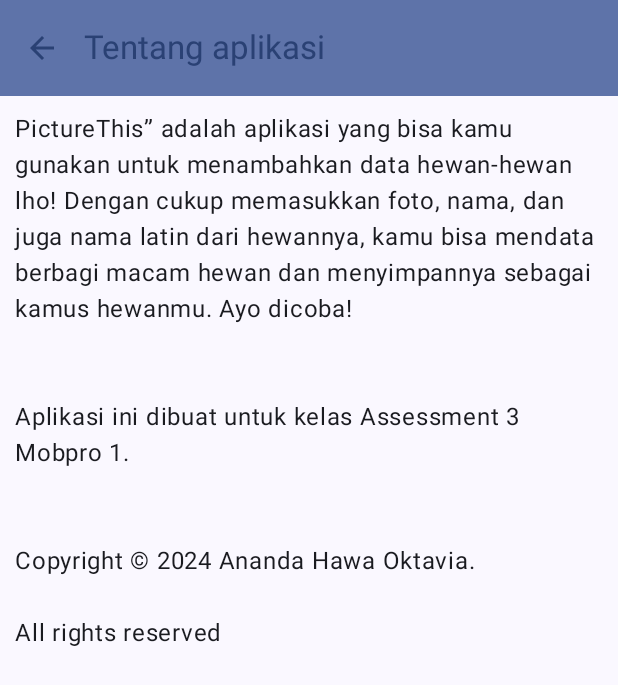
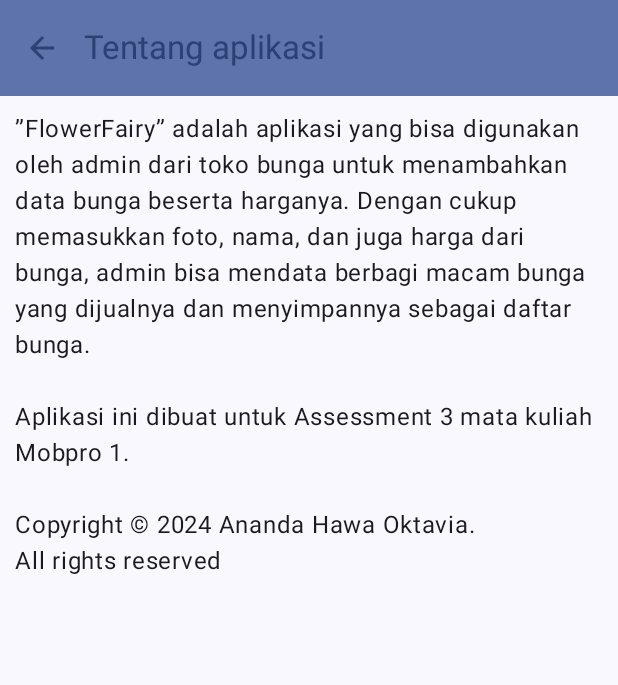
Before and after one commit to anandahawa/MobproAses3, an Android app built with Jetpack Compose: the screen it shows after launch (MainActivity), after a tap on "Tentang aplikasi", on a phone screen of 412 x 824 dp. Shown: the top 685 px of the screen. Run offline under Robolectric (Android 15) with nearby library versions, the phone set to English and light mode, and no system bars; libraries missing offline, so code that uses them is left out: com.canhub.cropper; pictures from the network do not load; 2 statements that could not run were skipped; 1 other tap on this screen came first.

Commit message:
asesmen 3 revisi

```diff
--- a/app/src/main/java/com/example/assessment3/navigation/NavGraph.kt
+++ b/app/src/main/java/com/example/assessment3/navigation/NavGraph.kt
@@ -5,8 +5,6 @@ import androidx.navigation.NavHostController
 import androidx.navigation.compose.NavHost
 import androidx.navigation.compose.composable
 import androidx.navigation.compose.rememberNavController
-import com.example.assessment3.model.Hewan
-import com.example.assessment3.ui.screen.AboutAnimal
 import com.example.assessment3.ui.screen.AboutScreen
 import com.example.assessment3.ui.screen.MainScreen
 
--- a/app/src/main/java/com/example/assessment3/network/HewanApiService.kt
+++ b/app/src/main/java/com/example/assessment3/network/BungaApiService.kt
@@ -1,6 +1,6 @@
 package com.example.assessment3.network
 
-import com.example.assessment3.model.Hewan
+import com.example.assessment3.model.Bunga
 import com.example.assessment3.model.OpStatus
 import com.squareup.moshi.Moshi
 import com.squareup.moshi.kotlin.reflect.KotlinJsonAdapterFactory
@@ -10,13 +10,12 @@ import retrofit2.Retrofit
 import retrofit2.converter.moshi.MoshiConverterFactory
 import retrofit2.http.DELETE
 import retrofit2.http.GET
-import retrofit2.http.Header
 import retrofit2.http.Multipart
 import retrofit2.http.POST
 import retrofit2.http.Part
 import retrofit2.http.Query
 
-private const val BASE_URL = "https://gh.d3ifcool.org/"
+private const val BASE_URL = "https://api.hawa.my.id/"
 
 private val moshi = Moshi.Builder()
     .add(KotlinJsonAdapterFactory())
@@ -27,35 +26,35 @@ private val retrofit = Retrofit.Builder()
     .baseUrl(BASE_URL)
     .build()
 
-interface HewanApiService {
-    @GET("hewan.php")
-    suspend fun getHewan(
-        @Header("Authorization") userId: String
-    ): List<Hewan>
+interface BungaApiService {
+    @GET("json.php")
+    suspend fun getBunga(
+        @Query("auth") userId: String
+    ): List<Bunga>
 
     @Multipart
-    @POST("hewan.php")
-    suspend fun postHewan(
-        @Header("Authorization") userId: String,
+    @POST("json.php")
+    suspend fun postBunga(
+        @Part("auth") userId: String,
         @Part("nama") nama: RequestBody,
-        @Part("namaLatin") namaLatin: RequestBody,
+        @Part("harga") harga: RequestBody,
         @Part image: MultipartBody.Part
     ): OpStatus
 
-    @DELETE("hewan.php")
-    suspend fun deleteHewan(
-        @Header("Authorization") userId: String,
+    @DELETE("json.php")
+    suspend fun deleteBunga(
+        @Query("auth") userId: String,
         @Query("id") id: String
     ): OpStatus
 }
 
-object HewanApi {
-    val service: HewanApiService by lazy {
-        retrofit.create(HewanApiService::class.java)
+object BungaApi {
+    val service: BungaApiService by lazy {
+        retrofit.create(BungaApiService::class.java)
     }
 
-    fun getHewanUrl(imageId: String): String {
-        return "${BASE_URL}image.php?id=$imageId"
+    fun getBungaUrl(imageId: String): String {
+        return "$BASE_URL$imageId"
     }
 }
 
--- a/app/src/main/java/com/example/assessment3/ui/screen/MainViewModel.kt
+++ b/app/src/main/java/com/example/assessment3/ui/screen/MainViewModel.kt
@@ -11,14 +11,14 @@ import kotlinx.coroutines.launch
 import okhttp3.MediaType.Companion.toMediaTypeOrNull
 import okhttp3.MultipartBody
 import okhttp3.RequestBody.Companion.toRequestBody
-import com.example.assessment3.model.Hewan
+import com.example.assessment3.model.Bunga
 import com.example.assessment3.network.ApiStatus
-import com.example.assessment3.network.HewanApi
+import com.example.assessment3.network.BungaApi
 import java.io.ByteArrayOutputStream
 
 class MainViewModel : ViewModel() {
 
-    var data = mutableStateOf(emptyList<Hewan>())
+    var data = mutableStateOf(emptyList<Bunga>())
         private set
 
     var status = MutableStateFlow(ApiStatus.LOADING)
@@ -31,7 +31,7 @@ class MainViewModel : ViewModel() {
         viewModelScope.launch(Dispatchers.IO) {
             status.value = ApiStatus.LOADING
             try {
-                data.value = HewanApi.service.getHewan(userId)
+                data.value = BungaApi.service.getBunga(userId)
                 status.value = ApiStatus.SUCCESS
             } catch (e: Exception) {
                 Log.d("MainViewModel", "Failure: ${e.message}")
@@ -40,13 +40,13 @@ class MainViewModel : ViewModel() {
         }
     }
 
-    fun saveData(userId: String, nama: String, namaLatin: String, bitmap: Bitmap) {
+    fun saveData(userId: String, nama: String, harga: String, bitmap: Bitmap) {
         viewModelScope.launch(Dispatchers.IO) {
             try {
-                val result = HewanApi.service.postHewan(
+                val result = BungaApi.service.postBunga(
                     userId,
                     nama.toRequestBody("text/plain".toMediaTypeOrNull()),
-                    namaLatin.toRequestBody("text/plain".toMediaTypeOrNull()),
+                    harga.toRequestBody("text/plain".toMediaTypeOrNull()),
                     bitmap.toMultipartBody()
                 )
 
@@ -61,11 +61,11 @@ class MainViewModel : ViewModel() {
         }
     }
 
-    fun deleteData(userId: String, hewanId: String) {
+    fun deleteData(userId: String, bungaId: String) {
         viewModelScope.launch(Dispatchers.IO) {
             try {
-                Log.d("MainViewModel", "Attempting to delete hewan with ID: $hewanId using user ID: $userId")
-                val result = HewanApi.service.deleteHewan(userId, hewanId)
+                Log.d("MainViewModel", "Attempting to delete bunga with ID: $bungaId using user ID: $userId")
+                val result = BungaApi.service.deleteBunga(userId, bungaId)
                 Log.d("MainViewModel", "API Response: status=${result.status}, message=${result.message}")
                 if (result.status == "success") {
                     retrieveData(userId)
--- a/app/src/main/res/values/strings.xml
+++ b/app/src/main/res/values/strings.xml
@@ -1,21 +1,20 @@
 <resources>
-    <string name="app_name">PictureThis</string>
+    <string name="app_name">FlowerFairy</string>
     <string name="gambar">Gambar %1s</string>
-    <string name="error">Gagal memuat data... Koneksi error.</string>
+    <string name="error">Belum ada data. Ayo masuk dan tambahkan bunga!</string>
     <string name="try_again">Coba lagi</string>
     <string name="profil">Profil</string>
     <string name="tutup">Tutup</string>
     <string name="logout">Logout</string>
-    <string name="tambah_hewan">Tambah hewan</string>
+    <string name="tambah_bunga">Tambah bunga</string>
     <string name="nama">Nama</string>
     <string name="harga">Harga</string>
-    <string name="nama_latin">Nama latin</string>
     <string name="batal">Batal</string>
     <string name="simpan">Simpan</string>
     <string name="konfirmasi_hapus">Apakah anda yakin ingin menghapus?</string>
     <string name="hapus">Hapus</string>
-    <string name="makna">"PictureThis” adalah aplikasi yang bisa kamu gunakan untuk menambahkan data hewan-hewan lho! Dengan cukup memasukkan foto, nama, dan juga nama latin dari hewannya, kamu bisa mendata berbagi macam hewan dan menyimpannya sebagai kamus hewanmu. Ayo dicoba!
-        \n\nAplikasi ini dibuat untuk kelas Assessment 3 Mobpro 1.
+    <string name="makna">”FlowerFairy” adalah aplikasi yang bisa digunakan oleh admin dari toko bunga untuk menambahkan data bunga beserta harganya. Dengan cukup memasukkan foto, nama, dan juga harga dari bunga, admin bisa mendata berbagi macam bunga yang dijualnya dan menyimpannya sebagai daftar bunga.
+        \n\nAplikasi ini dibuat untuk Assessment 3 mata kuliah Mobpro 1.
         \n\nCopyright © 2024 Ananda Hawa Oktavia.
         \nAll rights reserved     "</string>
     <string name="tentang_aplikasi">Tentang aplikasi</string>
```
Also changed, not shown: app/src/main/java/com/example/assessment3/model/Bunga.kt (added, +8 -0 lines), app/src/main/java/com/example/assessment3/model/Hewan.kt (deleted, +0 -9 lines), app/src/main/java/com/example/assessment3/ui/screen/AboutAnimal.kt (deleted, +0 -77 lines), app/src/main/java/com/example/assessment3/ui/screen/AboutScreen.kt (+0 -8 lines), app/src/main/java/com/example/assessment3/ui/screen/BungaDialog.kt (renamed from app/src/main/java/com/example/assessment3/ui/screen/HewanDialog.kt, +8 -8 lines), app/src/main/java/com/example/assessment3/ui/screen/MainScreen.kt (+33 -33 lines).
